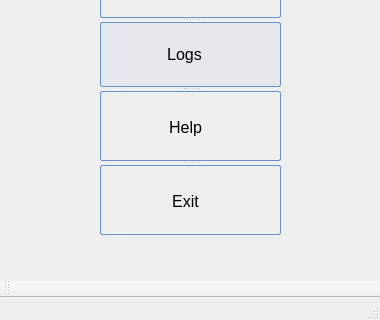
Old version of the form POML060_v1/stageonemain.ui in the repository viniltc/POML060; both pictures show x 0 to 380 and y 236 to 556 of the 380 by 556 pixel window.
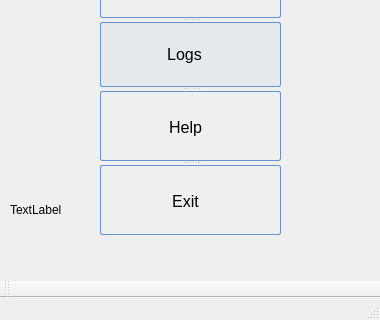
New version of the form. Custom widgets are drawn as their Qt base class.

Diff of the .ui file:
```diff
--- a/POML060_v1/stageonemain.ui
+++ b/POML060_v1/stageonemain.ui
@@ -323,6 +323,19 @@
      </property>
     </widget>
    </widget>
+   <widget class="QLabel" name="label">
+    <property name="geometry">
+     <rect>
+      <x>10</x>
+      <y>420</y>
+      <width>81</width>
+      <height>51</height>
+     </rect>
+    </property>
+    <property name="text">
+     <string>TextLabel</string>
+    </property>
+   </widget>
   </widget>
   <widget class="QMenuBar" name="menubar">
    <property name="geometry">
```
Left out of the diff: 13 changed lines with no effect on the pictures.
